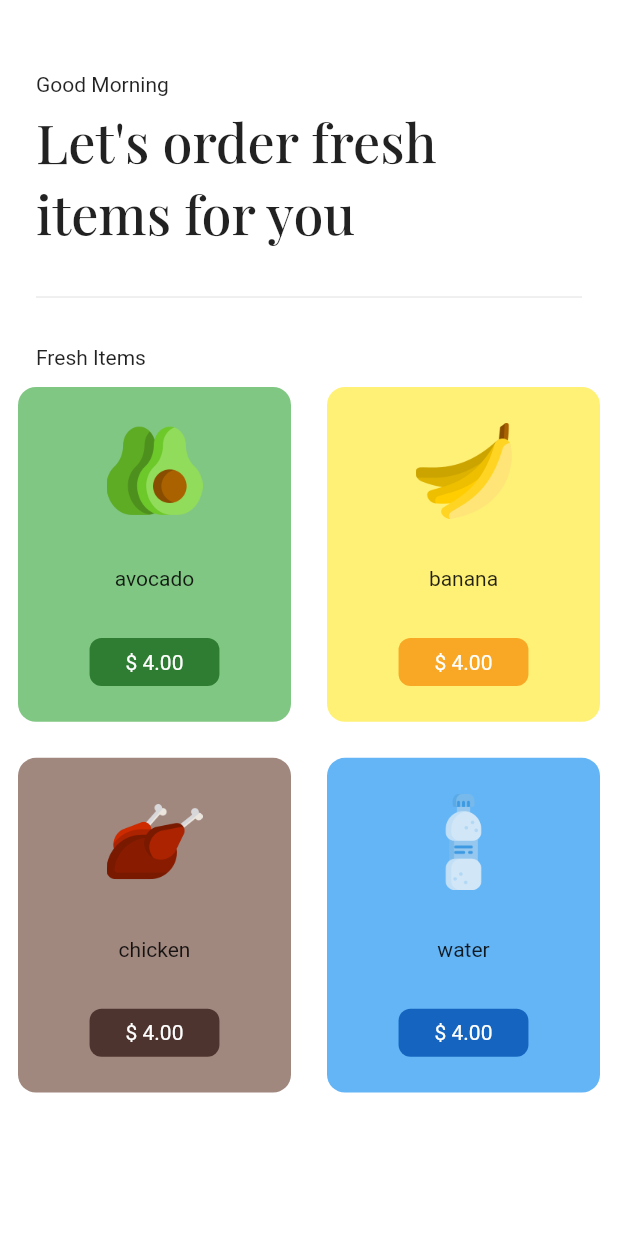
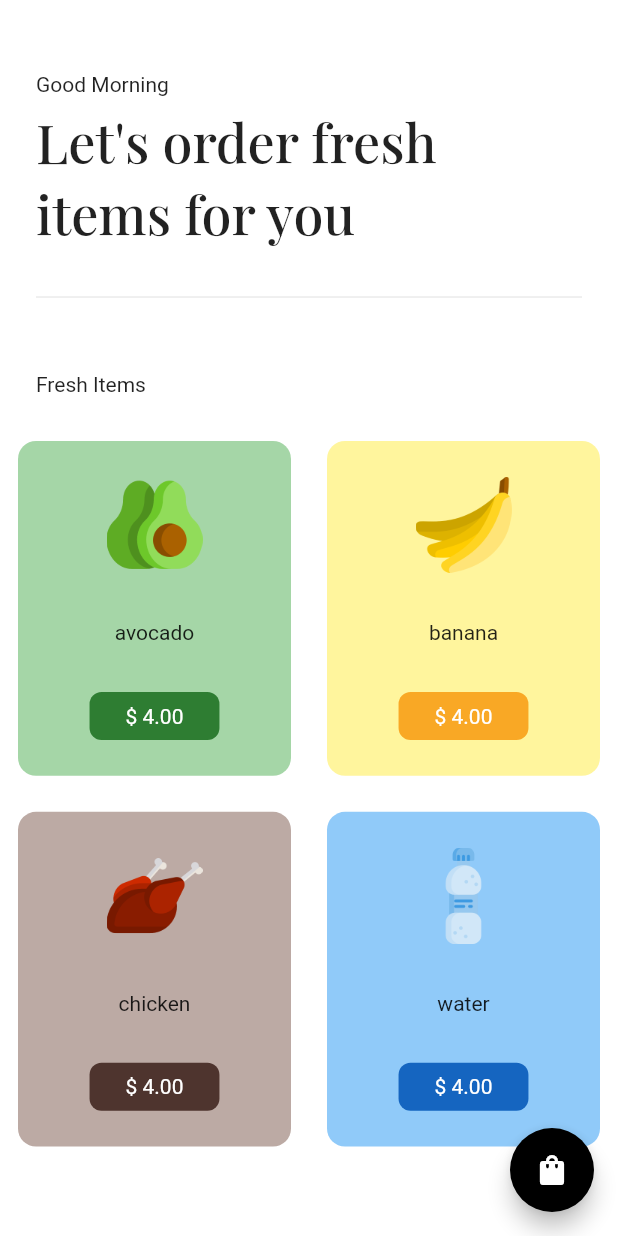
Before and after one commit to MyoThuKha/grocery-app, a Flutter app: the screen it shows after launch, after a tap on "Get Started", on a phone screen of 412 x 824 dp. Run offline on Flutter 3.47's test engine with Material 2 defaults, Android fonts, the phone set to English and light mode, and no system bars; our stand-ins replace google_fonts.

```diff
--- a/lib/components/item_card.dart
+++ b/lib/components/item_card.dart
@@ -23,7 +23,7 @@ class ItemCard extends StatelessWidget {
       padding: const EdgeInsets.all(12.0),
       child: Container(
         decoration: BoxDecoration(
-            color: color[300], borderRadius: BorderRadius.circular(12)),
+            color: color[200], borderRadius: BorderRadius.circular(12)),
         child: Padding(
           padding: const EdgeInsets.all(8.0),
           child: Column(
--- a/lib/main.dart
+++ b/lib/main.dart
@@ -1,5 +1,7 @@
 import 'package:flutter/material.dart';
 import 'package:grocery_app/modals/item.dart';
+import 'package:grocery_app/pages/cart.dart';
+import 'package:grocery_app/pages/home.dart';
 import 'package:grocery_app/pages/intro.dart';
 import 'package:provider/provider.dart';
 
@@ -13,7 +15,13 @@ void main() {
       child: MaterialApp(
         theme: ThemeData(),
         debugShowCheckedModeBanner: false,
-        home: const Intro(),
+        // home: const Intro(),
+        initialRoute: "/",
+        routes: {
+          "/": (context) => const Intro(),
+          "/home": (context) => const Home(),
+          "/cart": (context) => const Cart(),
+        },
       ),
     ),
   );
--- a/lib/pages/home.dart
+++ b/lib/pages/home.dart
@@ -11,6 +11,17 @@ class Home extends StatelessWidget {
   Widget build(BuildContext context) {
     return Scaffold(
       backgroundColor: Colors.white,
+
+      //Floating Button
+      floatingActionButton: FloatingActionButton(
+        onPressed: () {
+          Navigator.pushNamed(context, "/cart");
+        },
+        backgroundColor: Colors.black,
+        child: const Icon(Icons.shopping_bag_rounded),
+      ),
+
+      //Widget
       body: SafeArea(
         child: Column(
           crossAxisAlignment: CrossAxisAlignment.start,
@@ -47,7 +58,7 @@ class Home extends StatelessWidget {
 
             //Items
             const Padding(
-              padding: EdgeInsets.symmetric(horizontal: 24),
+              padding: EdgeInsets.symmetric(horizontal: 24, vertical: 18),
               child: Text("Fresh Items"),
             ),
 
```
Also changed, not shown: lib/pages/cart.dart (added, +59 -0 lines), 1 other file.
